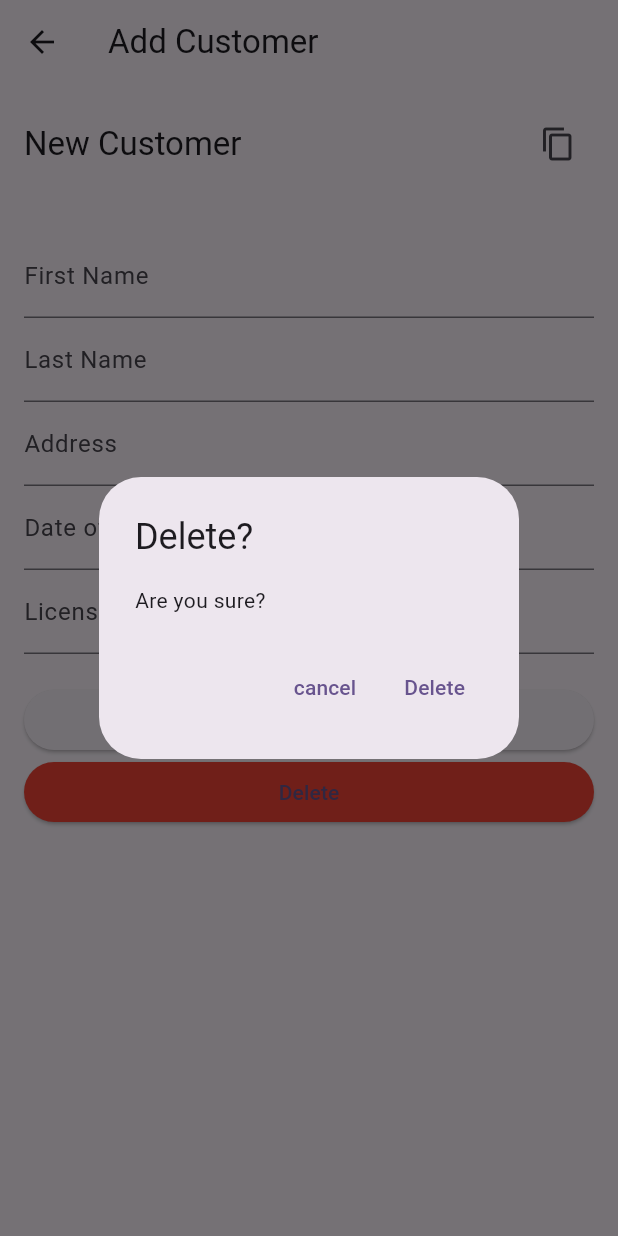
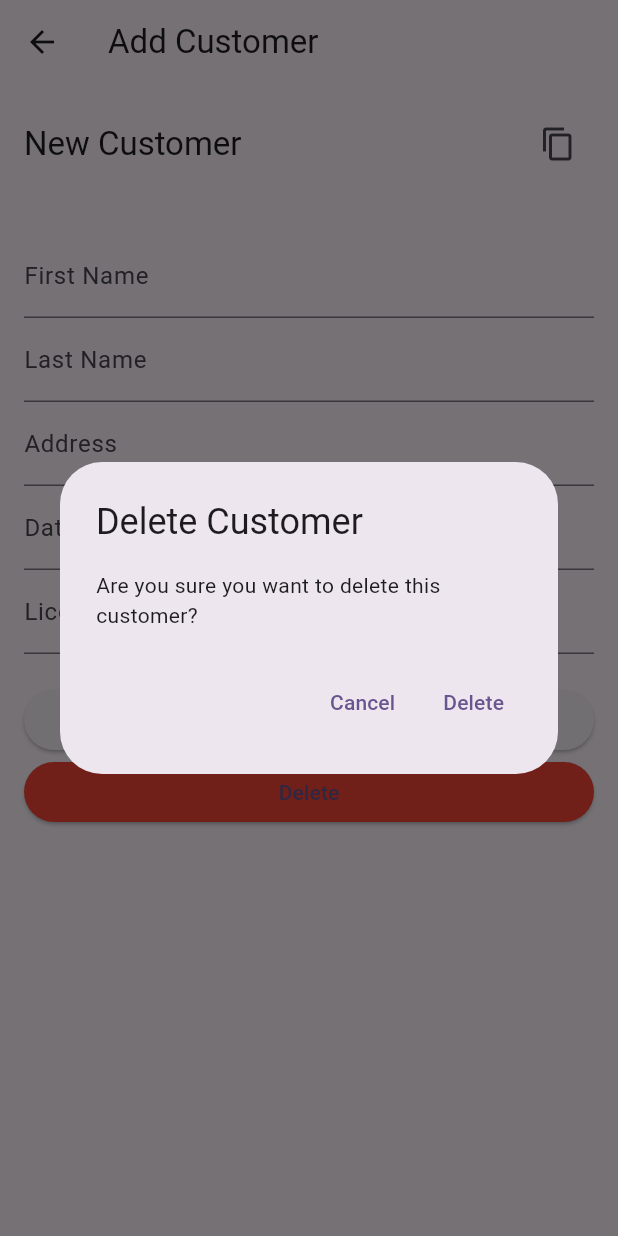
Before and after one commit to JessySeo9955/flutter_CST2335, a Flutter app: the CustomerFormPage screen opened directly with empty values, after a tap on "Delete", on a phone screen of 412 x 824 dp. Run offline on Flutter 3.47's test engine with Material 3 defaults, Android fonts, the phone set to English and light mode, and no system bars; our stand-ins replace floor, sqflite; missing offline and left inert: encrypted_shared_preferences; accounts and stored records are empty; generated files the repository leaves out were written again.

Commit message:
customer localization

```diff
--- a/assets/translations/en.json
+++ b/assets/translations/en.json
@@ -4,7 +4,31 @@
   "Name" : "Word",
   "Add" : "Add word",
   "Ok" : "Ok",
-  "TextSelect" : "Default: Select an item from the list to see the details"
-
+  "TextSelect" : "Default: Select an item from the list to see the details",
+  "Customers": "Customers",
+  "InstructionsTitle": "Instructions",
+  "InstructionsContent": "Tap + to add customers.\nTap a customer to view details.",
+  "ListUpdated": "List updated",
+  "SelectCustomer": "Select a customer",
+  "NoCustomers": "No customers found",
+  "AddCustomer": "Add Customer",
+  "EditCustomer": "Edit Customer",
+  "FirstName": "First Name",
+  "LastName": "Last Name",
+  "Address": "Address",
+  "DateOfBirth": "Date of Birth",
+  "LicenceNumber": "License Number",
+  "Submit": "Submit",
+  "Update": "Update",
+  "Delete": "Delete",
+  "Cancel": "Cancel",
+  "Saved": "Saved",
+  "Updated": "Updated",
+  "PleaseFillAllFields": "Please fill in all fields",
+  "DeleteTitle": "Delete Customer",
+  "DeleteConfirm": "Are you sure you want to delete this customer?",
+  "EditCustomerForm": "Edit Customer",
+  "NewCustomer": "New Customer",
+  "CopyPreviousCustomer": "Copy Previous Customer"
 
 }
--- a/assets/translations/en_GB.json
+++ b/assets/translations/en_GB.json
@@ -1,10 +1,31 @@
-
 {
-
   "Name" : "Word",
   "Add" : "Add word",
   "Ok" : "Ok",
-  "TextSelect" : "GB: Select an item from the list to see the details"
-
-
+  "TextSelect" : "GB: Select an item from the list to see the details",
+  "Customers": "Customers",
+  "InstructionsTitle": "Instructions",
+  "InstructionsContent": "Tap + to add customers.\nTap a customer to view their details.",
+  "ListUpdated": "List updated",
+  "SelectCustomer": "Select a customer",
+  "NoCustomers": "No customers found",
+  "AddCustomer": "Add Customer",
+  "EditCustomer": "Edit Customer Details",
+  "FirstName": "First Name",
+  "LastName": "Last Name",
+  "Address": "Address",
+  "DateOfBirth": "Date of Birth",
+  "LicenceNumber": "Licence Number",
+  "Submit": "Submit",
+  "Update": "Update",
+  "Delete": "Delete",
+  "Cancel": "Cancel",
+  "Saved": "Saved",
+  "Updated": "Updated",
+  "PleaseFillAllFields": "Please fill in all fields",
+  "DeleteTitle": "Delete Customer",
+  "DeleteConfirm": "Are you sure you want to delete this customer?",
+  "EditCustomerForm": "Edit Customer",
+  "NewCustomer": "New Customer",
+  "CopyPreviousCustomer": "Copy previous customer"
 }
--- a/lib/customer/page/customer_form_page.dart
+++ b/lib/customer/page/customer_form_page.dart
@@ -1,4 +1,7 @@
 import 'package:flutter/material.dart';
+
+import '../../AppLocalizations.dart';
+import 'package:flutter_localizations/flutter_localizations.dart';
 
 import '../data/customer_model.dart';
 import '../widget/customer_form_panel.dart';
@@ -19,10 +22,16 @@ class CustomerFormPage extends StatelessWidget  {
 
   @override
   Widget build(BuildContext context) {
+
+    final t = AppLocalizations.of(context)!;
+
     return Scaffold(
       appBar: AppBar(
-        title: Text(customer == null ? "Add Customer" : "Edit Customer"),
-
+        title: Text(
+          customer == null
+              ? t.translate("AddCustomer")!
+              : t.translate("EditCustomer")!,
+        ),
       ),
       body: CustomerFormPanel(
         customer: customer,
--- a/lib/customer/widget/customer_form_panel.dart
+++ b/lib/customer/widget/customer_form_panel.dart
@@ -1,4 +1,7 @@
 import 'package:flutter/material.dart';
+
+import '../../AppLocalizations.dart';
+import 'package:flutter_localizations/flutter_localizations.dart';
 
 import '../data/customer_model.dart';
 import '../service/customer_service.dart';
@@ -73,6 +76,8 @@ class _CustomerFormPanelState extends State<CustomerFormPanel> {
   /// - If editing: updates the existing customer.
   /// - If adding: saves a new customer.
   void _save() async {
+    final t = AppLocalizations.of(context)!;
+
     String message = '';
     final customer = Customer(
       id: _editing ? widget.customer!.id : null, // IMPORTANT
@@ -86,21 +91,21 @@ class _CustomerFormPanelState extends State<CustomerFormPanel> {
     if (!_service.validateFields(customer)) {
       ScaffoldMessenger.of(
         context,
-      ).showSnackBar(SnackBar(content: const Text('Please fill all fields')));
+      ).showSnackBar(SnackBar(content: Text(t.translate("PleaseFillAllFields")!),));
       return;
     }
 
     if (_editing) {
-      message = 'Updated';
+      message = t.translate("Updated")!;
       await _service.updateCustomer(customer);
     } else {
-      message = 'Saved';
+      message = t.translate("Saved")!;
       await _service.saveCustomer(customer);
     }
 
-    ScaffoldMessenger.of(
-      context,
-    ).showSnackBar(SnackBar(content: Text(message)));
+    ScaffoldMessenger.of(context).showSnackBar(
+      SnackBar(content: Text(message)),
+    );
 
     _close();
   }
@@ -124,18 +129,20 @@ class _CustomerFormPanelState extends State<CustomerFormPanel> {
 
   /// Shows a confirmation dialog and deletes the customer if confirmed.
   void _delete() {
+    final t = AppLocalizations.of(context)!;
+
     showDialog(
       context: context,
       builder: (dialogContext) => AlertDialog(
-        title: Text('Delete?'),
-        content: Text('Are you sure?'),
+        title: Text(t.translate("DeleteTitle")!),
+        content: Text(t.translate("DeleteConfirm")!),
         actions: [
           TextButton(
-            child: Text('cancel'),
+            child: Text(t.translate("Cancel")!),
             onPressed: () => Navigator.pop(context),
           ),
           TextButton(
-            child: Text('Delete'),
+            child: Text(t.translate("Delete")!),
             onPressed: () async {
               await _service.deleteCustomer(widget.customer!);
               Navigator.pop(dialogContext);
@@ -149,17 +156,21 @@ class _CustomerFormPanelState extends State<CustomerFormPanel> {
 
   /// Builds the header containing the page title and copy button.
   Widget _buildHeader() {
+    final t = AppLocalizations.of(context)!;
+
     return Row(
       mainAxisAlignment: MainAxisAlignment.spaceBetween,
       children: [
         Text(
-          _editing ? "Edit Customer" : "New Customer",
+          _editing
+              ? t.translate("EditCustomerForm")!
+              : t.translate("NewCustomer")!,
           style: Theme.of(context).textTheme.titleLarge,
         ),
         if (!_editing)
           IconButton(
             icon: Icon(Icons.copy),
-            tooltip: "Copy previous customer",
+            tooltip: t.translate("CopyPreviousCustomer")!,
             onPressed: _loadPreviousCustomer,
           ),
       ],
@@ -168,6 +179,8 @@ class _CustomerFormPanelState extends State<CustomerFormPanel> {
 
   @override
   Widget build(BuildContext context) {
+    final t = AppLocalizations.of(context)!;
+
     return Padding(
       padding: const EdgeInsets.all(16.0),
       child: Column(
@@ -182,28 +195,42 @@ class _CustomerFormPanelState extends State<CustomerFormPanel> {
 
                 TextField(
                   controller: _firstController,
-                  decoration: InputDecoration(labelText: "First Name"),
+                  decoration: InputDecoration(
+                    labelText: t.translate("FirstName")!,
+                  ),
                 ),
                 TextField(
                   controller: _lastController,
-                  decoration: InputDecoration(labelText: "Last Name"),
+                  decoration: InputDecoration(
+                    labelText: t.translate("LastName")!,
+                  ),
                 ),
                 TextField(
                   controller: _addressController,
-                  decoration: InputDecoration(labelText: "Address"),
+                  decoration: InputDecoration(
+                    labelText: t.translate("Address")!,
+                  ),
                 ),
                 TextField(
                   controller: _dobController,
-                  decoration: InputDecoration(labelText: "Date of Birth"),
+                  decoration: InputDecoration(
+                    labelText: t.translate("DateOfBirth")!,
+                  ),
                 ),
                 TextField(
                   controller: _licenseController,
-                  decoration: InputDecoration(labelText: "License #"),
+                  decoration: InputDecoration(
+                    labelText: t.translate("LicenceNumber")!, // UK spelling: licence
+                  ),
                 ),
                 SizedBox(height: 20),
                 ElevatedButton(
                   onPressed: _save,
-                  child: Text(_editing ? "Update" : "Submit"),
+                  child: Text(
+                    _editing
+                        ? t.translate("Update")!
+                        : t.translate("Submit")!,
+                  ),
                 ),
                 if (_editing)
                   const SizedBox(height: 16),
@@ -212,7 +239,7 @@ class _CustomerFormPanelState extends State<CustomerFormPanel> {
                     style: ElevatedButton.styleFrom(
                       backgroundColor: Colors.red,
                     ),
-                    child: Text("Delete"),
+                    child: Text(t.translate("Delete")!),
                   ),
               ],
             ),
```
Also changed, not shown: lib/customer/page/customer_list_page.dart (+11 -8 lines).
